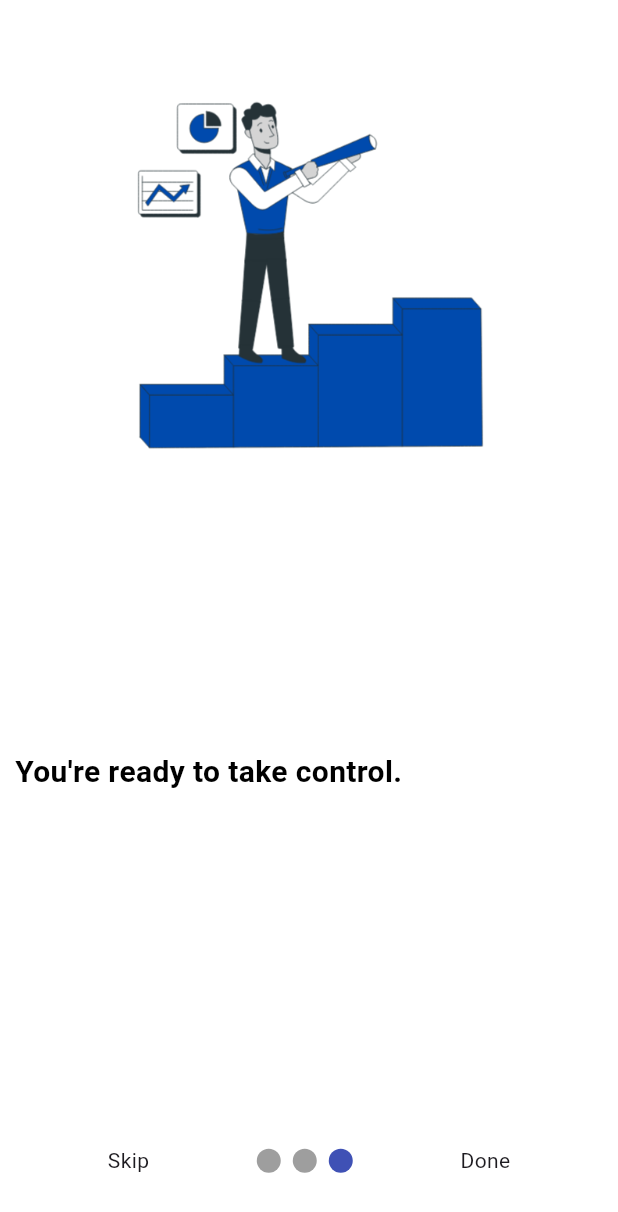
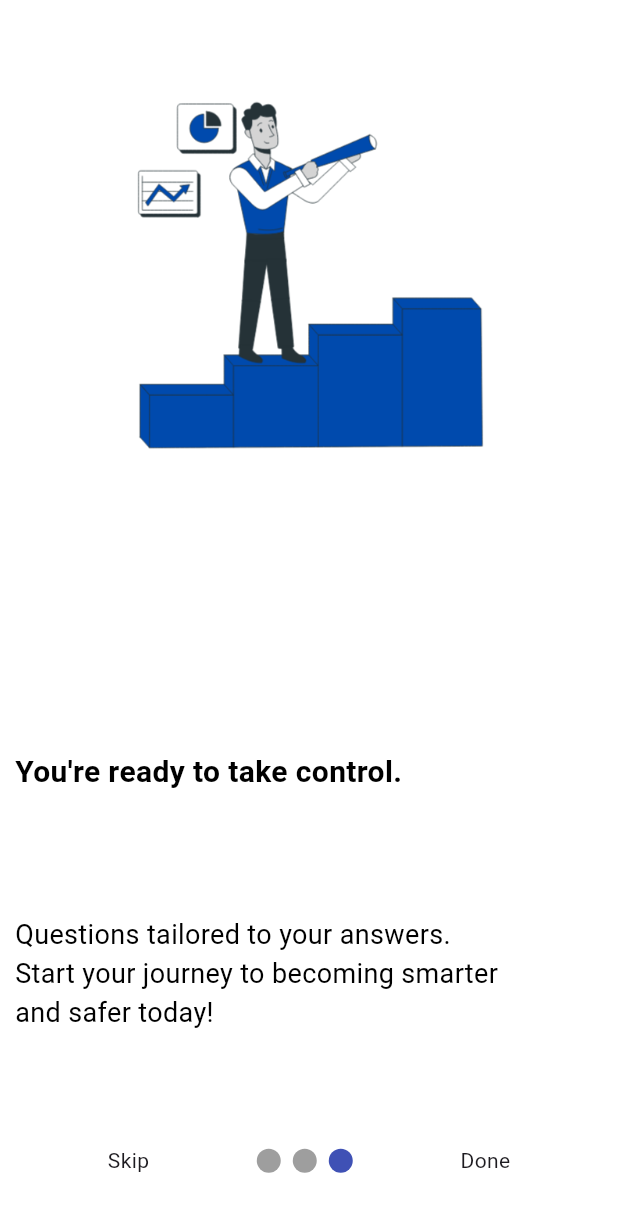
Before and after one commit to yousifdahabra/aegis-ai-app, a Flutter app: the screen it shows after launch, swiped to page 3, on a phone screen of 412 x 824 dp. Shown: the top 1212 px of the screen. Run offline on Flutter 3.47's test engine with Material 3 defaults, Android fonts, the phone set to English and light mode, and no system bars; drawn by our look-alikes of smooth_page_indicator; our stand-ins replace animate_do.

Commit message:
App - update intro page 3 add sub title

```diff
--- a/lib/views/intro_screens/intro_page_3.dart
+++ b/lib/views/intro_screens/intro_page_3.dart
@@ -39,6 +39,22 @@ class IntroPage3 extends StatelessWidget {
                       ),
                     )),
               ),
+              Positioned(
+                top: 110,
+                left: 10,
+                child: Container(
+                  margin: EdgeInsets.only(top: 100),
+                  child: Center(
+                    child: Text(
+                      "Questions tailored to your answers.\nStart your journey to becoming smarter\nand safer today!",
+                      style: TextStyle(
+                        color: Colors.black,
+                        fontSize: 18,
+                      ),
+                    ),
+                  ),
+                ),
+              ),
             ]),
           ),
         ],
```
